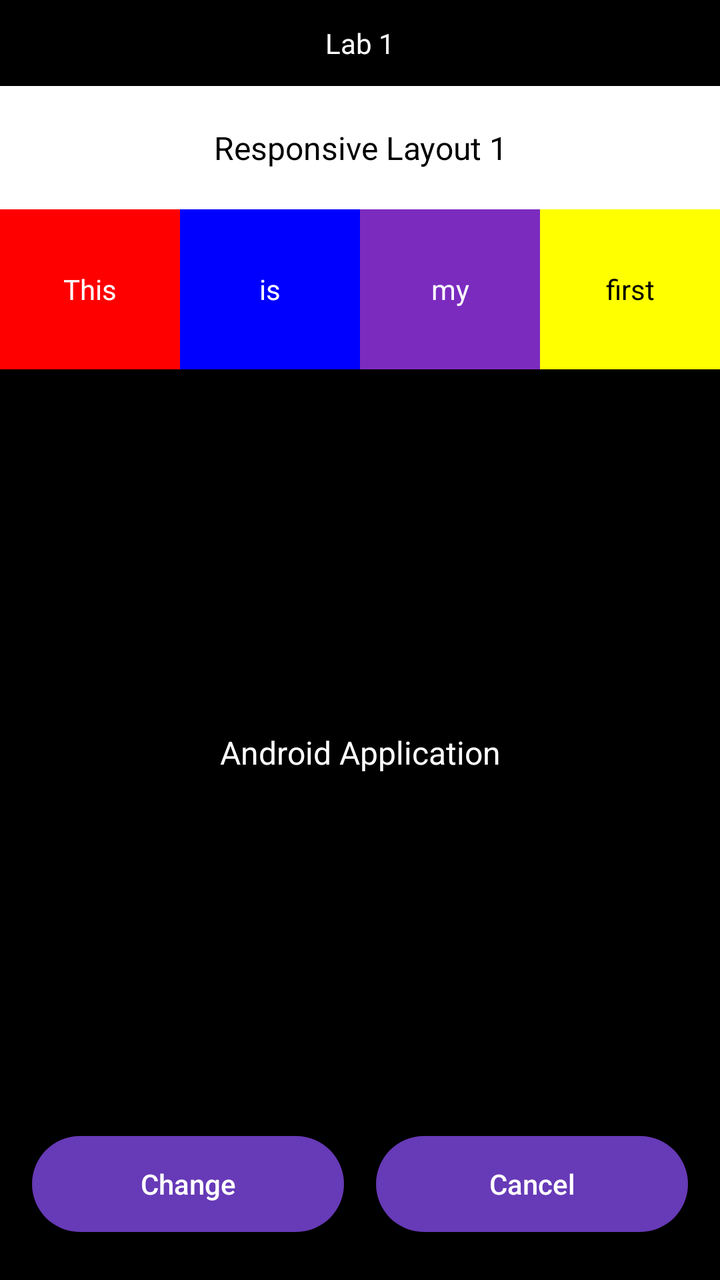
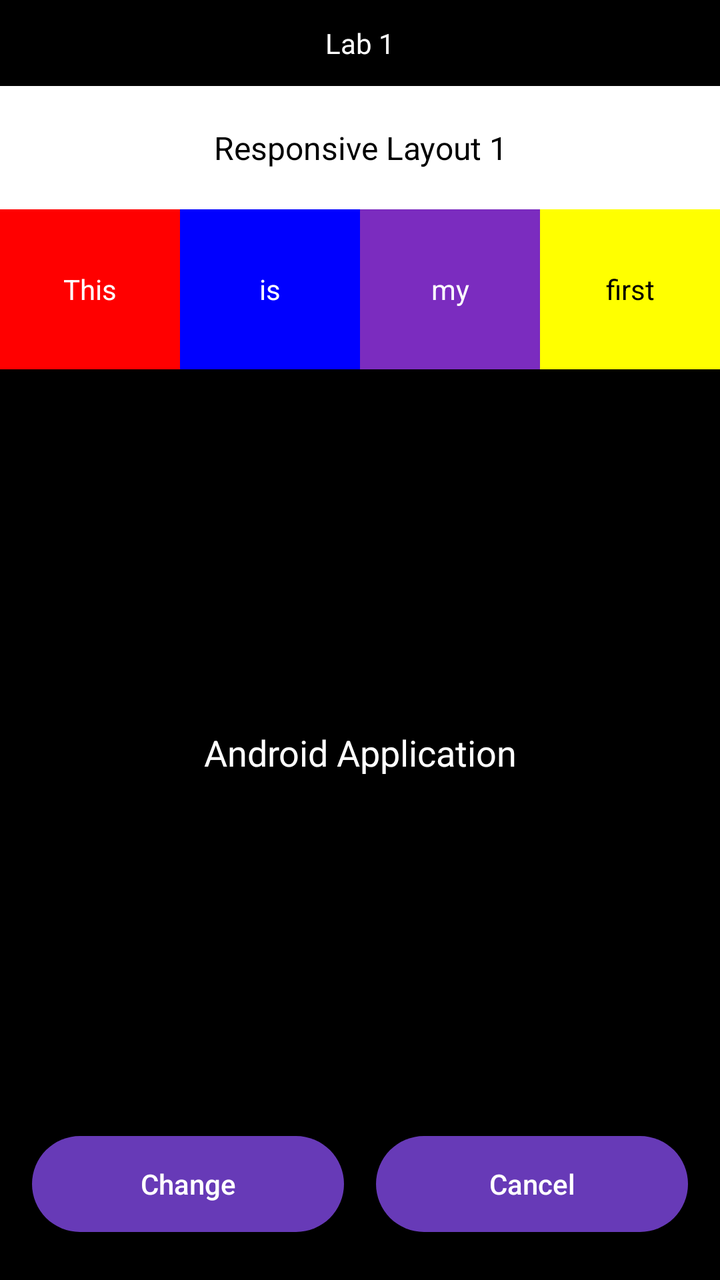

Two renders of the same Android screen: before a commit and after it. Below are the layout's source before the change and the commit's diff.
<!-- AndroidManifest.xml: application theme Theme.ResponsiveLayout1 -->
<!-- res/layout/activity_main.xml -->
<?xml version="1.0" encoding="utf-8"?>
<LinearLayout xmlns:android="http://schemas.android.com/apk/res/android"
    android:layout_width="match_parent"
    android:layout_height="match_parent"
    android:orientation="vertical"
    android:background="@color/black">

    <TextView
        android:id="@+id/tv_lab_label"
        android:layout_width="match_parent"
        android:layout_height="wrap_content"
        android:text="@string/lab_label"
        android:textColor="@color/white"
        android:textSize="14sp"
        android:gravity="center"
        android:paddingTop="12dp"
        android:paddingBottom="12dp" />

    <TextView
        android:id="@+id/tv_title"
        android:layout_width="match_parent"
        android:layout_height="wrap_content"
        android:text="@string/title_responsive"
        android:textColor="@color/black"
        android:textSize="16sp"
        android:gravity="center"
        android:background="@color/white"
        android:paddingTop="20dp"
        android:paddingBottom="20dp" />

    <LinearLayout
        android:layout_width="match_parent"
        android:layout_height="80dp"
        android:orientation="horizontal">

        <TextView
            android:id="@+id/tv_block_this"
            android:layout_width="0dp"
            android:layout_height="match_parent"
            android:layout_weight="1"
            android:background="@color/block_red"
            android:text="@string/block_this"
            android:textColor="@color/white"
            android:textSize="14sp"
            android:gravity="center" />

        <TextView
            android:id="@+id/tv_block_is"
            android:layout_width="0dp"
            android:layout_height="match_parent"
            android:layout_weight="1"
            android:background="@color/block_blue"
            android:text="@string/block_is"
            android:textColor="@color/white"
            android:textSize="14sp"
            android:gravity="center" />

        <TextView
            android:id="@+id/tv_block_my"
            android:layout_width="0dp"
            android:layout_height="match_parent"
            android:layout_weight="1"
            android:background="@color/block_purple"
            android:text="@string/block_my"
            android:textColor="@color/white"
            android:textSize="14sp"
            android:gravity="center" />

        <TextView
            android:id="@+id/tv_block_first"
            android:layout_width="0dp"
            android:layout_height="match_parent"
            android:layout_weight="1"
            android:background="@color/block_yellow"
            android:text="@string/block_first"
            android:textColor="@color/black"
            android:textSize="14sp"
            android:gravity="center" />
    </LinearLayout>

    <TextView
        android:id="@+id/tv_app_label"
        android:layout_width="match_parent"
        android:layout_height="0dp"
        android:layout_weight="1"
        android:text="@string/app_label"
        android:textColor="@color/white"
        android:textSize="16sp"
        android:gravity="center" />

    <LinearLayout
        android:layout_width="match_parent"
        android:layout_height="wrap_content"
        android:orientation="horizontal"
        android:paddingStart="16dp"
        android:paddingEnd="16dp"
        android:paddingBottom="24dp">

        <Button
            android:id="@+id/btn_change"
            android:layout_width="0dp"
            android:layout_height="wrap_content"
            android:layout_weight="1"
            android:layout_marginEnd="8dp"
            android:text="@string/btn_change"
            android:textColor="@color/white"
            android:textAllCaps="false"
            android:background="@drawable/btn_change_bg" />

        <Button
            android:id="@+id/btn_cancel"
            android:layout_width="0dp"
            android:layout_height="wrap_content"
            android:layout_weight="1"
            android:layout_marginStart="8dp"
            android:text="@string/btn_cancel"
            android:textColor="@color/white"
            android:textAllCaps="false"
            android:background="@drawable/btn_cancel_bg" />
    </LinearLayout>

</LinearLayout>
<!-- resources referenced by this layout -->
<resources>
  <color name="black">#FF000000</color>
  <color name="block_blue">#FF0000FF</color>
  <color name="block_purple">#FF7B2CBF</color>
  <color name="block_red">#FFFF0000</color>
  <color name="block_yellow">#FFFFFF00</color>
  <color name="white">#FFFFFFFF</color>
  <!-- drawable btn_cancel_bg (drawable) -->
  <?xml version="1.0" encoding="utf-8"?>
  <shape xmlns:android="http://schemas.android.com/apk/res/android"
      android:shape="rectangle">
      <solid android:color="@color/button_purple" />
      <corners android:radius="24dp" />
  </shape>
  <!-- drawable btn_change_bg (drawable) -->
  <?xml version="1.0" encoding="utf-8"?>
  <shape xmlns:android="http://schemas.android.com/apk/res/android"
      android:shape="rectangle">
      <solid android:color="@color/button_purple" />
      <corners android:radius="24dp" />
  </shape>
  <string name="app_label">Android Application</string>
  <string name="block_first">first</string>
  <string name="block_is">is</string>
  <string name="block_my">my</string>
  <string name="block_this">This</string>
  <string name="btn_cancel">Cancel</string>
  <string name="btn_change">Change</string>
  <string name="lab_label">Lab 1</string>
  <string name="title_responsive">Responsive Layout 1</string>
  <style name="Theme.ResponsiveLayout1" parent="Theme.MaterialComponents.DayNight.NoActionBar">
          <item name="colorPrimary">@color/purple_500</item>
          <item name="colorPrimaryVariant">@color/purple_700</item>
          <item name="colorOnPrimary">@color/white</item>
          <item name="colorSecondary">@color/teal_200</item>
          <item name="colorSecondaryVariant">@color/teal_700</item>
          <item name="colorOnSecondary">@color/black</item>
          <item name="android:statusBarColor">@android:color/white</item>
          <item name="android:windowLightStatusBar">true</item>
      </style>
  <color name="button_purple">#FF673AB7</color>
  <color name="purple_500">#FF6200EE</color>
  <color name="purple_700">#FF3700B3</color>
  <color name="teal_200">#FF03DAC5</color>
  <color name="teal_700">#FF018786</color>
</resources>

<!-- the commit's change to res/layout/activity_main.xml (unified diff, before → after) -->
@@ -85,7 +85,7 @@
         android:layout_weight="1"
         android:text="@string/app_label"
         android:textColor="@color/white"
-        android:textSize="16sp"
+        android:textSize="18sp"
         android:gravity="center" />
 
     <LinearLayout
